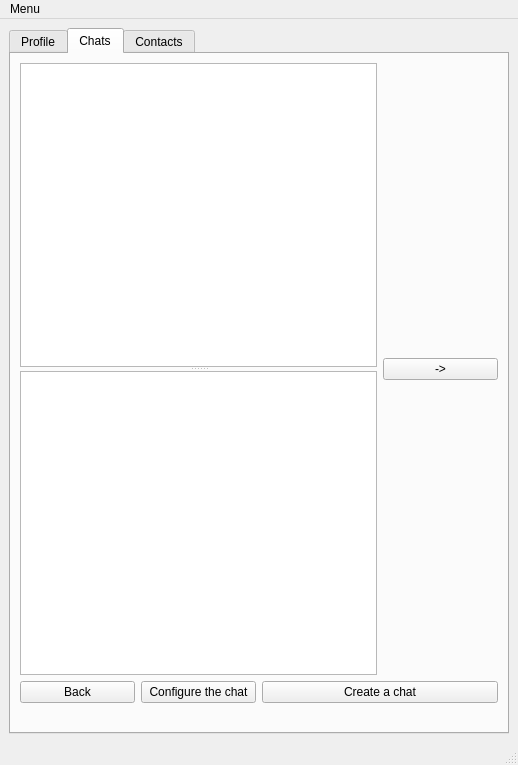
First picture: the form in mainwindow.ui, repository Knigan/Qt-Messenger, before the edit.
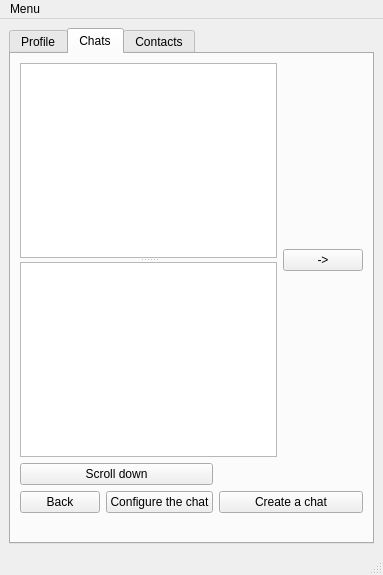
Second picture: the form after the edit.

Patch:
```diff
--- a/mainwindow.ui
+++ b/mainwindow.ui
@@ -6,8 +6,8 @@
    <rect>
     <x>0</x>
     <y>0</y>
-    <width>518</width>
-    <height>765</height>
+    <width>383</width>
+    <height>575</height>
    </rect>
   </property>
   <property name="windowTitle">
@@ -113,35 +113,35 @@
         <string>Chats</string>
        </attribute>
        <layout class="QGridLayout" name="gridLayout_3">
-        <item row="4" column="2" colspan="2">
-         <widget class="QPushButton" name="ChatsCreateChatButton">
-          <property name="text">
-           <string>Create a chat</string>
-          </property>
-         </widget>
-        </item>
-        <item row="4" column="1">
+        <item row="10" column="1">
          <widget class="QPushButton" name="ChatsConfigureChatButton">
           <property name="text">
            <string>Configure the chat</string>
           </property>
          </widget>
         </item>
-        <item row="4" column="0">
+        <item row="11" column="0" colspan="4">
+         <widget class="QLabel" name="ChatsSuccessLabel">
+          <property name="text">
+           <string/>
+          </property>
+         </widget>
+        </item>
+        <item row="10" column="2" colspan="2">
+         <widget class="QPushButton" name="ChatsCreateChatButton">
+          <property name="text">
+           <string>Create a chat</string>
+          </property>
+         </widget>
+        </item>
+        <item row="10" column="0">
          <widget class="QPushButton" name="ChatsBackButton">
           <property name="text">
            <string>Back</string>
           </property>
          </widget>
         </item>
-        <item row="5" column="0" colspan="4">
-         <widget class="QLabel" name="ChatsSuccessLabel">
-          <property name="text">
-           <string/>
-          </property>
-         </widget>
-        </item>
-        <item row="1" column="0" colspan="3">
+        <item row="6" column="0" colspan="3">
          <widget class="QSplitter" name="splitter_2">
           <property name="orientation">
            <enum>Qt::Vertical</enum>
@@ -150,13 +150,20 @@
           <widget class="QTextEdit" name="ChatsTextEdit"/>
          </widget>
         </item>
-        <item row="1" column="3">
+        <item row="6" column="3">
          <widget class="QPushButton" name="ChatsSendButton">
           <property name="text">
            <string>-&gt;</string>
           </property>
          </widget>
         </item>
+        <item row="7" column="0" colspan="2">
+         <widget class="QPushButton" name="RefreshChatButton">
+          <property name="text">
+           <string>Scroll down</string>
+          </property>
+         </widget>
+        </item>
        </layout>
       </widget>
       <widget class="QWidget" name="Contacts">
@@ -205,7 +212,7 @@
     <rect>
      <x>0</x>
      <y>0</y>
-     <width>518</width>
+     <width>383</width>
      <height>21</height>
     </rect>
    </property>
```
